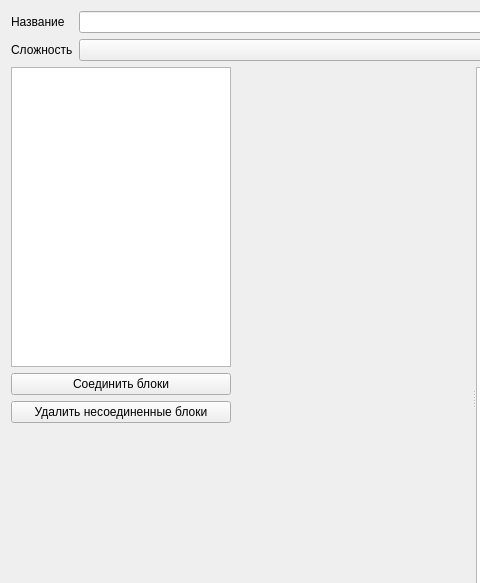
QtWorks/VirtualClientDialogEditor, file dialogeditor/dialogeditorwindow.ui: the form before one commit; both pictures show x 0 to 480 and y 0 to 583 of the 1024 by 768 pixel window.
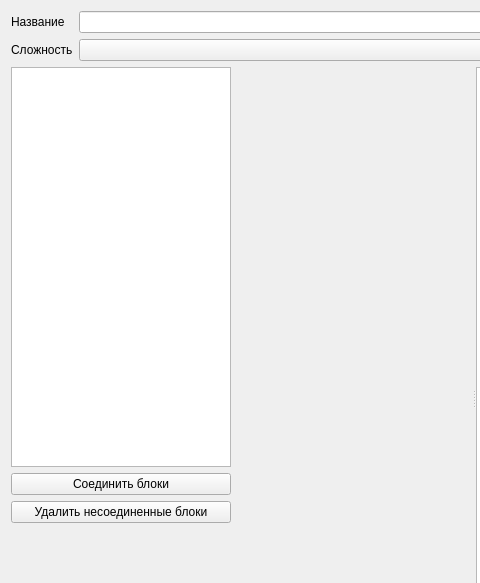
The form after the commit. Custom widgets are drawn as their Qt base class.

The edit to the form file:
```diff
--- a/dialogeditor/dialogeditorwindow.ui
+++ b/dialogeditor/dialogeditorwindow.ui
@@ -59,13 +59,13 @@
          <property name="minimumSize">
           <size>
            <width>220</width>
-           <height>300</height>
+           <height>400</height>
           </size>
          </property>
          <property name="maximumSize">
           <size>
            <width>220</width>
-           <height>300</height>
+           <height>400</height>
           </size>
          </property>
         </widget>
```
